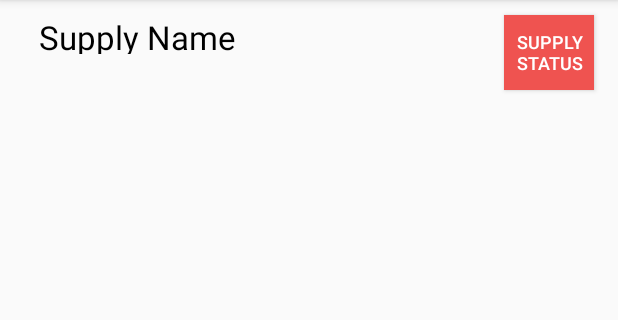
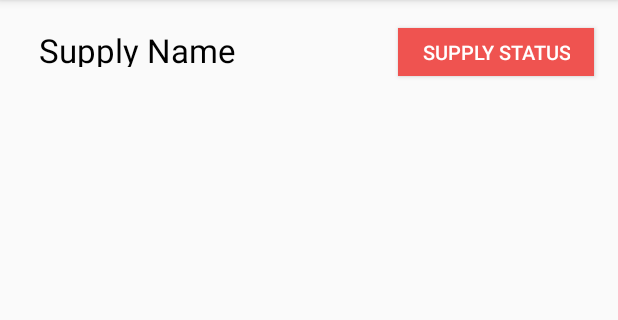
Before and after one commit to emireed/ASPC-Kitchen-App, an Android app: the layout row_supplylist.xml on its own in the app's theme, with its tools: preview values and no code run, on a phone screen of 412 x 824 dp, the part 84-404 px from its top. Run offline under Robolectric (Android 15) with nearby library versions, the phone set to English and light mode, and no system bars.

Commit message:
Made small UI changes to colors of buttons and capital letters.

```diff
--- a/app/src/main/java/com/example/emi/aspckitchen/SupplyListAdapter.java
+++ b/app/src/main/java/com/example/emi/aspckitchen/SupplyListAdapter.java
@@ -1,6 +1,7 @@
 package com.example.emi.aspckitchen;
 
 import android.content.Context;
+import android.graphics.Color;
 import android.view.LayoutInflater;
 import android.view.View;
 import android.view.ViewGroup;
@@ -43,8 +44,10 @@ public class SupplyListAdapter extends ArrayAdapter<KitchenSupply> {
         final Boolean supplyIsInUse = supply.isInUse();
         if (supplyIsInUse) {
             supplyStatusButton.setText("Return");
+            supplyStatusButton.setBackgroundColor(Color.parseColor("#C62828"));
         } else {
             supplyStatusButton.setText("Use");
+            supplyStatusButton.setBackgroundColor(Color.parseColor("#EF5350"));
         }
 
         supplyStatusButton.setOnClickListener(new View.OnClickListener() {
@@ -52,9 +55,11 @@ public class SupplyListAdapter extends ArrayAdapter<KitchenSupply> {
                 if (supplyIsInUse) {
                     supply.setInUse(false);
                     supplyStatusButton.setText("Use");
+                    supplyStatusButton.setBackgroundColor(Color.parseColor("#EF5350"));
                 } else {
                     supply.setInUse(true);
                     supplyStatusButton.setText("Return");
+                    supplyStatusButton.setBackgroundColor(Color.parseColor("#C62828"));
                 }
                 supply.saveInBackground();
             }
--- a/app/src/main/res/layout/activity_add_kitchen.xml
+++ b/app/src/main/res/layout/activity_add_kitchen.xml
@@ -20,7 +20,8 @@
         android:layout_height="wrap_content"
         android:layout_marginTop="15dp"
         android:hint="@string/addKitchenName"
-        android:textSize="22sp"/>
+        android:textSize="22sp"
+        android:inputType="textCapSentences"/>
 
     <LinearLayout
         android:layout_width="match_parent"
--- a/app/src/main/res/layout/row_supplylist.xml
+++ b/app/src/main/res/layout/row_supplylist.xml
@@ -19,12 +19,14 @@
 
     <Button
         android:id="@+id/supply_status_button"
-        android:layout_width="60dp"
-        android:layout_height="50dp"
+        android:layout_width="wrap_content"
+        android:paddingRight="16dp"
+        android:paddingLeft="16dp"
+        android:layout_height="32dp"
         android:layout_alignParentRight="true"
         android:layout_marginRight="10dp"
         android:text="Supply Status"
-        android:textSize="12sp"
+        android:textSize="13sp"
         android:textColor="#ffffff"
         android:background="#EF5350"
         android:focusable="false"
```
Also changed, not shown: app/src/main/res/layout/activity_add_supply.xml (+6 -3 lines).
